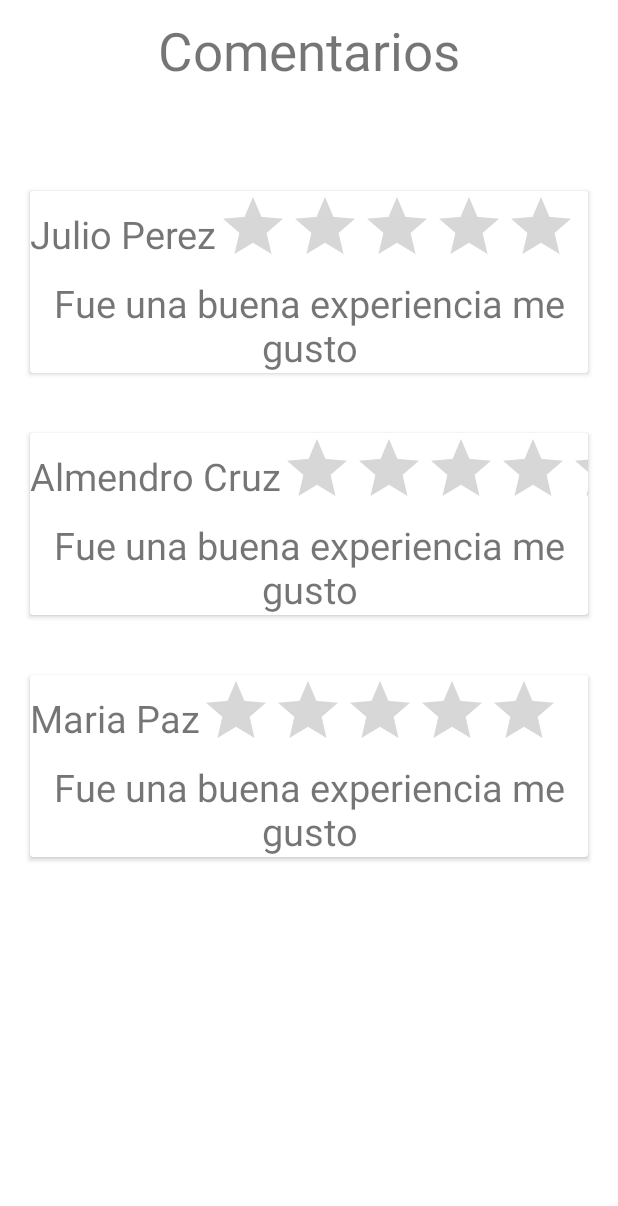
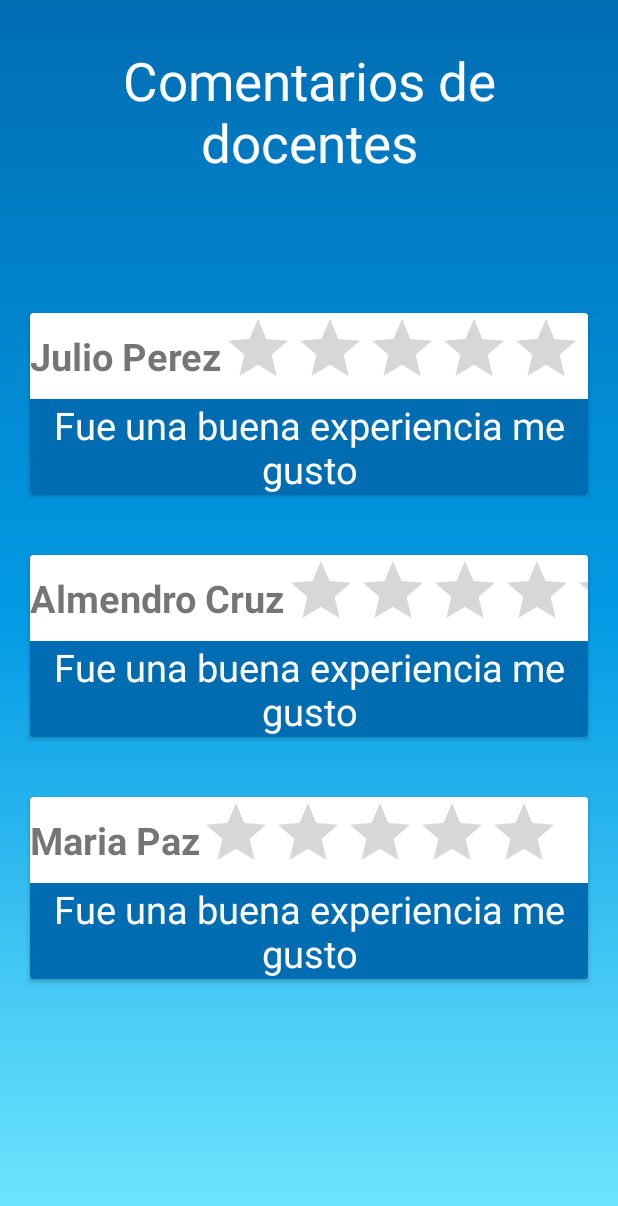
Before and after one commit to abrahamluiss/M.A.Tec, an Android app: the layout activity_comentarios.xml on its own in the app's theme, with its tools: preview values and no code run, on a phone screen of 412 x 824 dp. Shown: the top 1206 px of the screen. Run offline under Robolectric (Android 15) with nearby library versions, the light colour scheme and no system bars.

Commit message:
agregando estilos a comentarios

```diff
--- a/Profesor/app/src/main/java/edu/pe/continental/vadt/teacher/actividades/HomeActivity.java
+++ b/Profesor/app/src/main/java/edu/pe/continental/vadt/teacher/actividades/HomeActivity.java
@@ -13,6 +13,7 @@ import edu.pe.continental.vadt.teacher.R;
 public class HomeActivity extends AppCompatActivity {
 
     CardView mCarRegistrar, mCarRuta,mCarValoracion,mCarCursos;
+
     @Override
     protected void onCreate(Bundle savedInstanceState) {
         super.onCreate(savedInstanceState);
--- a/Profesor/app/src/main/res/layout/activity_cursos_rapidos.xml
+++ b/Profesor/app/src/main/res/layout/activity_cursos_rapidos.xml
@@ -28,7 +28,7 @@
         <androidx.cardview.widget.CardView
             android:layout_width="match_parent"
             android:layout_height="wrap_content"
-            app:cardBackgroundColor=""
+            app:cardBackgroundColor="@color/primaryDarkColor"
             android:layout_margin="20sp">
             <LinearLayout
                 android:layout_width="match_parent"
@@ -68,7 +68,7 @@
         <androidx.cardview.widget.CardView
             android:layout_width="match_parent"
             android:layout_height="wrap_content"
-            app:cardBackgroundColor=""
+            app:cardBackgroundColor="@color/primaryDarkColor"
             android:layout_margin="20sp">
             <LinearLayout
                 android:layout_width="match_parent"
@@ -108,7 +108,7 @@
         <androidx.cardview.widget.CardView
             android:layout_width="match_parent"
             android:layout_height="wrap_content"
-            app:cardBackgroundColor=""
+            app:cardBackgroundColor="@color/primaryDarkColor"
             android:layout_margin="20sp">
             <LinearLayout
                 android:layout_width="match_parent"
--- a/Voluntario/app/src/main/java/edu/pe/continental/vadt/voluntary/actividades/UserProfileActivity.java
+++ b/Voluntario/app/src/main/java/edu/pe/continental/vadt/voluntary/actividades/UserProfileActivity.java
@@ -118,14 +118,14 @@ public class UserProfileActivity extends AppCompatActivity {
         intent.putExtra("idUser2", mExtraIdUser);
         startActivity(intent);
         */
-        String urlWsp = "https://api.whatsapp.com/send?phone="+returPhone+"&text=Hola%20"+returName+"%20soy%20voluntario%20del%20grupo%20ASEZ%20puedo%20ayudarte%20con%20algo%3F";
+        String urlWsp = "https://api.whatsapp.com/send?phone=+51"+returPhone+"&text=Hola%20"+returName+"%20soy%20voluntario%20del%20grupo%20ASEZ%20puedo%20ayudarte%20con%20algo%3F";
         //https://api.whatsapp.com/send?phone=51955446977&text=Hola%20
         //https://api.whatsapp.com/send?phone=51955446977&text=Hola%20juan%20vi%20que%20tenias%20ayuda%20%3F.
         Uri uri = Uri.parse(urlWsp);
         Intent intent = new Intent(Intent.ACTION_VIEW, uri);
         startActivity(intent);
 
-        Toast.makeText(this, urlWsp, Toast.LENGTH_SHORT).show();
+        //Toast.makeText(this, urlWsp, Toast.LENGTH_SHORT).show();
     }
 
     @Override
--- a/Voluntario/app/src/main/res/layout/activity_comentarios.xml
+++ b/Voluntario/app/src/main/res/layout/activity_comentarios.xml
@@ -5,6 +5,7 @@
     android:layout_width="match_parent"
     android:fitsSystemWindows="true"
     android:layout_height="match_parent"
+    android:background="@drawable/backgroundgradiente"
     tools:context=".actividades.ComentariosActivity">
 
     <LinearLayout
@@ -15,8 +16,9 @@
         <TextView
             android:layout_width="match_parent"
             android:layout_height="wrap_content"
-            android:layout_margin="10sp"
-            android:text="Comentarios"
+            android:layout_margin="30sp"
+            android:text="Comentarios de docentes"
+            android:textColor="@color/whiteTextColor"
             android:gravity="center"
             android:textSize="35sp"
             />
@@ -40,6 +42,7 @@
                         android:layout_width="wrap_content"
                         android:layout_height="wrap_content"
                         android:text="Julio Perez"
+                        android:textStyle="bold"
                         android:layout_gravity="center"
                         android:textSize="25sp"/>
                     <RatingBar
@@ -61,6 +64,8 @@
                         android:layout_height="match_parent"
                         android:text="Fue una buena experiencia me gusto"
                         android:textSize="25sp"
+                        android:textColor="@color/whiteTextColor"
+                        android:background="@color/primaryDarkColor"
                         android:gravity="center"/>
 
                 </LinearLayout>
@@ -86,6 +91,8 @@
                         android:layout_width="wrap_content"
                         android:layout_height="wrap_content"
                         android:text="Almendro Cruz"
+                        android:textStyle="bold"
+
                         android:layout_gravity="center"
                         android:textSize="25sp"/>
                     <RatingBar
@@ -107,6 +114,8 @@
                         android:layout_height="match_parent"
                         android:text="Fue una buena experiencia me gusto"
                         android:textSize="25sp"
+                        android:textColor="@color/whiteTextColor"
+                        android:background="@color/primaryDarkColor"
                         android:gravity="center"/>
 
                 </LinearLayout>
@@ -133,6 +142,8 @@
                         android:layout_height="wrap_content"
                         android:text="Maria Paz"
                         android:layout_gravity="center"
+                        android:textStyle="bold"
+
                         android:textSize="25sp"/>
                     <RatingBar
                         android:layout_width="wrap_content"
@@ -152,6 +163,8 @@
                         android:layout_width="match_parent"
                         android:layout_height="match_parent"
                         android:text="Fue una buena experiencia me gusto"
+                        android:textColor="@color/whiteTextColor"
+                        android:background="@color/primaryDarkColor"
                         android:textSize="25sp"
                         android:gravity="center"/>
 
```
